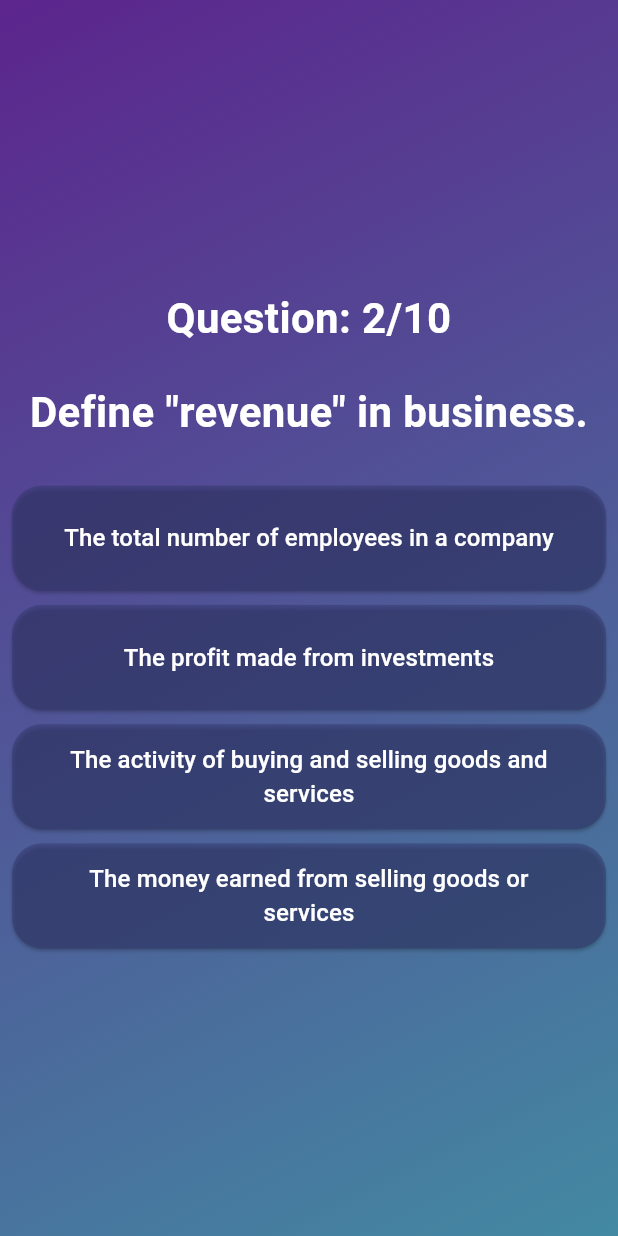
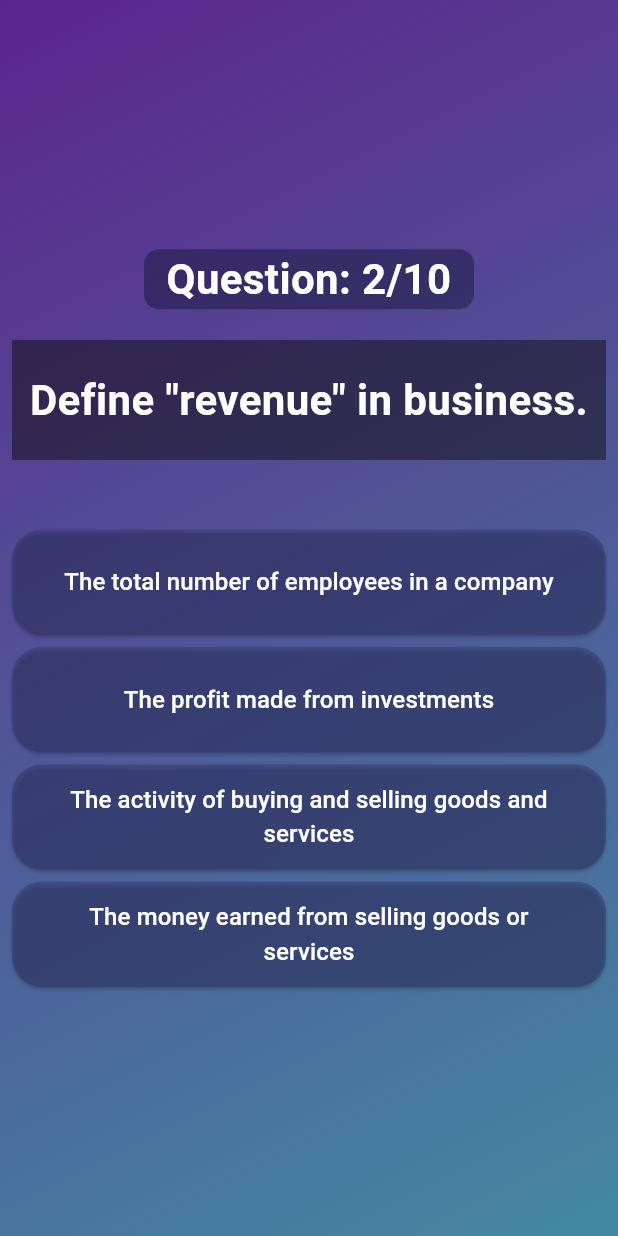
Before and after one commit to joy-chalothorn/vocab_quiz_app, a Flutter app: the screen it shows after launch, after a tap on "Start Quiz", after a tap on "To go quickly or in a hurry", on a phone screen of 412 x 824 dp. Run offline on Flutter 3.47's test engine with Material 3 defaults, Android fonts, the phone set to English and light mode, and no system bars.

Commit message:
add result screen

```diff
--- a/lib/base/quiz.dart
+++ b/lib/base/quiz.dart
@@ -1,5 +1,7 @@
 import 'package:flutter/material.dart';
+import 'package:quiz_vocab_app/data/questions.dart';
 import 'package:quiz_vocab_app/pages/questions_screen.dart';
+import 'package:quiz_vocab_app/pages/results_screen.dart';
 import 'package:quiz_vocab_app/pages/start_screen.dart';
 
 class Quiz extends StatefulWidget {
@@ -28,6 +30,17 @@ class _QuizState extends State<Quiz> {
     });
   }
 
+  void chooseAnswer(String chosenAnswer) {
+    selectedAnswer.add(chosenAnswer);
+
+    if (selectedAnswer.length == questions.length) {
+      setState(() {
+        // selectedAnswer.clear();
+        activeScreen = 'results-screen';
+      });
+    }
+  }
+
   @override
   Widget build(BuildContext context) {
     ////// final screenWidget = activeScreen == 'start-screen'
@@ -37,7 +50,11 @@ class _QuizState extends State<Quiz> {
     Widget screenWidget = StartScreen(switchScreen);
 
     if (activeScreen == 'questions-screen') {
-      screenWidget = const QuestionsScreen();
+      screenWidget = QuestionsScreen(onSelectedAnswer: chooseAnswer);
+    }
+
+    if (activeScreen == 'results-screen') {
+      screenWidget = ResultsScreen(chosenAnswers: selectedAnswer);
     }
 
     return Scaffold(
--- a/lib/pages/questions_screen.dart
+++ b/lib/pages/questions_screen.dart
@@ -4,7 +4,9 @@ import 'package:quiz_vocab_app/widgets/answer_button.dart';
 import 'package:quiz_vocab_app/widgets/text_widget.dart';
 
 class QuestionsScreen extends StatefulWidget {
-  const QuestionsScreen({super.key});
+  const QuestionsScreen({super.key, required this.onSelectedAnswer});
+
+  final void Function(String chosenAnswer) onSelectedAnswer;
 
   @override
   State<QuestionsScreen> createState() => _QuestionsScreenState();
@@ -13,7 +15,8 @@ class QuestionsScreen extends StatefulWidget {
 class _QuestionsScreenState extends State<QuestionsScreen> {
   var currentQuestionIndex = 0;
 
-  void answerQuestion() {
+  void answerQuestion(String selectedAnswers) {
+    widget.onSelectedAnswer(selectedAnswers);
     // currentQuestionIndex = currentQuestionIndex + 1;
     // currentQuestionIndex += 1;
     setState(() {
@@ -28,32 +31,54 @@ class _QuestionsScreenState extends State<QuestionsScreen> {
     return Center(
       child: Container(
         margin: const EdgeInsets.all(8),
-        height: 450,
+        height: 500,
         child: Column(
           mainAxisAlignment: MainAxisAlignment.spaceAround,
           children: [
-            // The question
-            TextBig(
-              'Question: ${currentQuestionIndex + 1}/10',
+            // The question no.
+            Container(
+              width: 220,
+              decoration: BoxDecoration(
+                borderRadius: const BorderRadius.all(Radius.circular(10)),
+                color: const Color.fromARGB(255, 23, 25, 59).withOpacity(0.5),
+              ),
+              child: TextBig(
+                'Question: ${currentQuestionIndex + 1}/10',
+              ),
             ),
 
             const SizedBox(
               height: 4,
             ),
 
-            TextBig(
-              currentQuestion.text,
+            // The question
+            Container(
+              width: double.infinity,
+              height: 80,
+              decoration: BoxDecoration(
+                color: const Color.fromARGB(255, 13, 13, 14).withOpacity(0.5),
+              ),
+              child: Column(
+                mainAxisAlignment: MainAxisAlignment.center,
+                children: [
+                  TextBig(
+                    currentQuestion.text,
+                  ),
+                ],
+              ),
             ),
 
             const SizedBox(
-              height: 10,
+              height: 30,
             ),
 
             // The chioces
             ...currentQuestion.shuffeledAnswer.map(
               (answer) => AnswerButton(
                 answerText: answer,
-                onTap: answerQuestion,
+                onTap: () {
+                  answerQuestion(answer);
+                },
               ),
             ),
           ],
--- a/lib/widgets/text_widget.dart
+++ b/lib/widgets/text_widget.dart
@@ -33,6 +33,7 @@ class TextNormal extends StatelessWidget {
         color: Colors.white,
         fontWeight: FontWeight.w600,
       ),
+      textAlign: TextAlign.center,
     );
   }
 }
```
Also changed, not shown: lib/models/questions_summary.dart (added, +45 -0 lines), lib/pages/results_screen.dart (added, +64 -0 lines).
